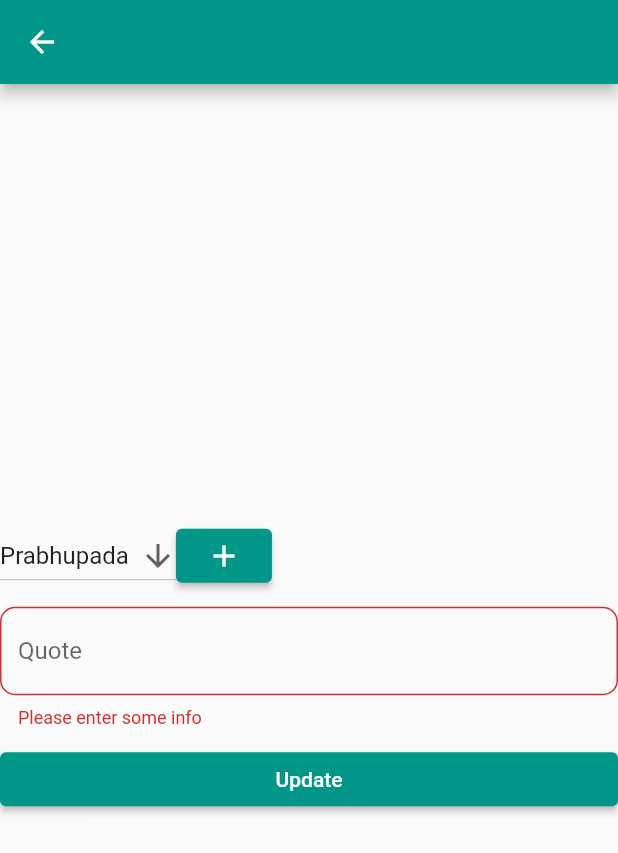
After one commit to gopiKrishnaPuligundla/japa_counter, a Flutter app: the QuoteForm screen opened by its route, after a tap on "Update", on a phone screen of 412 x 824 dp. The commit adds this screen. Shown: the top 853 px of the screen. Run offline on Flutter 3.47's test engine with Material 2 defaults, Android fonts, the phone set to English and light mode, and no system bars; our stand-ins replace bloc, equatable, flutter_bloc, flutter_riverpod, go_router, objectbox and 1 more; missing offline and left inert: flutter_vibrate; accounts and stored records are empty; generated files the repository leaves out were written again.

Commit message:
trying to add riverpod , object box support

```diff
--- /dev/null
+++ b/lib/helper/object_box.dart
@@ -0,0 +1,50 @@
+import 'package:flutter/material.dart';
+import 'package:flutter_riverpod/flutter_riverpod.dart';
+
+import '../quotes_feature/quotes_model.dart';
+import '../objectbox.g.dart';
+
+class ObjectBox {
+  late final Store _store;
+  late final Box<Quote> _quoteBox;
+
+  ObjectBox._init(this._store){
+    _quoteBox = Box<Quote>(_store);
+  }
+
+  static Future<ObjectBox> init() async {
+    final store = await openStore();
+
+    return ObjectBox._init(store);
+  }
+
+  Quote? getQuote(int id) => _quoteBox.get(id);
+
+  int insertQuote(Quote quote) => _quoteBox.put(quote);
+
+  bool deleteQuote(int id) => _quoteBox.remove(id);
+
+  List<Quote> getAllQuotes() => _quoteBox.getAll();
+
+}
+
+class ObjectBoxNotifier extends ChangeNotifier {
+    ObjectBox? objectBox;
+
+    ObjectBoxNotifier({required this.objectBox}) ;
+
+    void addQuote(Quote quote) {
+        objectBox?.insertQuote(quote);
+        notifyListeners();
+    }
+
+    void removeQuote(int id) {
+        objectBox?.deleteQuote(id);
+        notifyListeners();
+    }
+
+    List<Quote>? getAllQuotes() {
+      debugPrint(" objectbox: $objectBox");
+      return objectBox?.getAllQuotes();
+    }
+}
--- a/lib/main.dart
+++ b/lib/main.dart
@@ -2,21 +2,39 @@ import 'package:flutter/material.dart';
 import 'package:flutter_bloc/flutter_bloc.dart';
 import 'package:go_router/go_router.dart';
 import 'package:japa_counter/counter_widget/counter_widget.dart';
+import 'package:japa_counter/quote_form.dart';
 import 'package:japa_counter/quotes_screen.dart';
 import 'package:japa_counter/utils/shared_prefs.dart';
+import 'package:flutter_riverpod/flutter_riverpod.dart';
+import 'PersonForm.dart';
 import 'counter_observer.dart';
 import 'counter_form.dart';
 import 'counter_widget/bloc/counter_bloc.dart';
+import 'helper/object_box.dart';
+
 // import 'package:flutter/foundation.dart' show kIsWeb;
-
+// final
+// final objectBoxProvider = Provider<ObjectBox>((ref) => ObjectBox.init());
+//final myProvider = Provider<String>((_) => "Hi");
+final objectBoxProvider = FutureProvider<ObjectBox>((ref) async {
+    return await ObjectBox.init();
+});
+//final quotesAllProvider = StateNotifierProvider<AsyncValue<List<Quote>>>((ref) async {
+final OBNProvider = ChangeNotifierProvider<ObjectBoxNotifier>((ref) {
+    ObjectBox? ob = ref.read(objectBoxProvider).value;
+    //return ob?.getAllQuotes();
+    return ObjectBoxNotifier(objectBox: ob);
+} );
 void main() async {
   // Required for async calls in `main`
+
   WidgetsFlutterBinding.ensureInitialized();
-
+  // objectBox = await ObjectBox.init();
   // Initialize SharedPrefs instance.
   await SharedPrefs.init();
   BlocOverrides.runZoned(
-    () => runApp(MyApp()),
+    () => runApp(ProviderScope(child: MyApp())),
+    // () => runApp(MyApp()),
     blocObserver: CounterObserver(),
   );
 }
@@ -42,6 +60,22 @@ class MyApp extends StatelessWidget {
               child: const QuotesScreen(),
             ),*/
             builder: (context, state) => const QuotesScreen(),
+          ),
+          GoRoute(
+            path: 'quotes_form',
+            /*pageBuilder: (context, state) => MaterialPage(
+              key: state.pageKey,
+              child: const QuotesScreen(),
+            ),*/
+            builder: (context, state) => const QuoteForm(),
+          ),
+          GoRoute(
+            path: 'person_form',
+            /*pageBuilder: (context, state) => MaterialPage(
+              key: state.pageKey,
+              child: const QuotesScreen(),
+            ),*/
+            builder: (context, state) => const PersonForm(),
           ),
         ],
       ),
@@ -118,6 +152,16 @@ class _CounterPageState extends State<CounterPage> {
                       leading: Icon(Icons.info_outline),
                       title: Text(
                         'Prabhupada Quotes',
+                        style: TextStyle(fontWeight: FontWeight.bold),
+                      ),
+                    ),
+                  ),
+                  InkWell(
+                    onTap: () => GoRouter.of(context).go('/quotes_form'),
+                    child: const ListTile(
+                      leading: Icon(Icons.info_outline),
+                      title: Text(
+                        'Add Quotes',
                         style: TextStyle(fontWeight: FontWeight.bold),
                       ),
                     ),
--- /dev/null
+++ b/lib/quote_form.dart
@@ -0,0 +1,104 @@
+import 'package:flutter/material.dart';
+import 'package:flutter_riverpod/flutter_riverpod.dart';
+import 'package:go_router/go_router.dart';
+import 'package:japa_counter/main.dart';
+import 'package:japa_counter/quotes_feature/quotes_model.dart';
+
+class QuoteForm extends ConsumerStatefulWidget {
+  const QuoteForm({Key? key}) : super(key: key);
+
+  @override
+  //State<QuoteForm> createState() => _QuoteFormState();
+  _QuoteFormState createState() => _QuoteFormState();
+}
+
+class _QuoteFormState extends ConsumerState<QuoteForm> {
+  String dropDownValue = 'Prabhupada';
+  final _formKey = GlobalKey<FormState>();
+  TextEditingController qutoesCtl = TextEditingController(text: '');
+  // TextEditingController countCtl = TextEditingController(text: '16');
+
+  @override
+  Widget build(BuildContext context) {
+    Quote quote;
+
+    return Form(
+      key: _formKey,
+      child: Scaffold(
+        appBar: AppBar(),
+        body: Column(
+          crossAxisAlignment: CrossAxisAlignment.center,
+          mainAxisAlignment: MainAxisAlignment.center,
+          children: [
+            const SizedBox(height: 10.0),
+            Row(
+              children: [
+                DropdownButton(
+                  value: dropDownValue,
+                  hint: const Text('whose Quote'),
+                  icon: const Icon(Icons.arrow_downward),
+                  onChanged: (String? newValue) {
+                    debugPrint("newValue:$newValue");
+                    setState(() {
+                      dropDownValue = newValue!;
+                    });
+                  },
+                  items: <String>['Prabhupada', 'Krishna', 'Misc']
+                      .map<DropdownMenuItem<String>>((String value) {
+                    return DropdownMenuItem<String>(
+                      value: value,
+                      child: Text(value),
+                    );
+                  }).toList(),
+                ),
+                ElevatedButton(
+                  onPressed: () {
+                    GoRouter.of(context).push('/person_form');
+                  },
+                  child: const Icon(Icons.add),
+                )
+              ],
+            ),
+            const SizedBox(
+              height: 10.0,
+            ),
+            TextFormField(
+              // controller: roundsCtl,
+              //initialValue: "108",
+              decoration: InputDecoration(
+                  labelText: 'Quote',
+                  border: OutlineInputBorder(
+                    borderRadius: BorderRadius.circular(10.0),
+                  )),
+              validator: (value) {
+                if (value == null || value.isEmpty) {
+                  return 'Please enter some info';
+                }
+                return null;
+              },
+            ),
+            const SizedBox(height: 10.0),
+            Row(
+              children: [
+                Expanded(
+                  child: ElevatedButton(
+                    onPressed: () {
+                      if (_formKey.currentState!.validate()) {
+                        ScaffoldMessenger.of(context).showSnackBar(
+                          const SnackBar(content: Text('Processing Data')),
+                        );
+                      }
+                      quote = Quote(quoteStr: qutoesCtl.text, name: dropDownValue );
+                      ref.read(OBNProvider.notifier).addQuote(quote);
+                    },
+                    child: const Text('Update'),
+                  ),
+                ),
+              ],
+            ),
+          ],
+        ),
+      ),
+    );
+  }
+}
--- /dev/null
+++ b/lib/quotes_feature/quotes_model.dart
@@ -0,0 +1,14 @@
+import 'package:objectbox/objectbox.dart';
+
+@Entity()
+class Quote {
+  int id;
+  String quoteStr;
+  String name;
+
+  Quote({
+   this.id = 0,
+    required this.quoteStr,
+    required this.name
+  });
+}
```
Also changed, not shown: lib/PersonForm.dart (added, +64 -0 lines), lib/objectbox-model.json (added, +44 -0 lines), lib/quotes_screen.dart (+54 -7 lines), pubspec.yaml (+6 -1 lines), lib/objectbox.g.dart (added), pubspec.lock, 1 other file.
